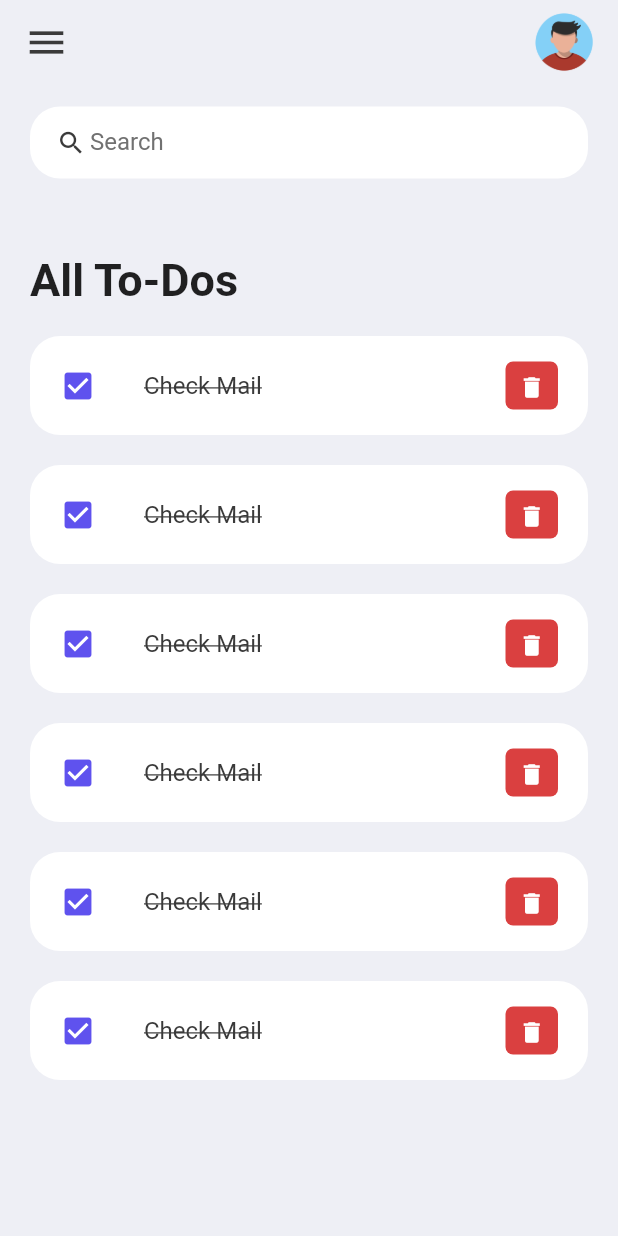
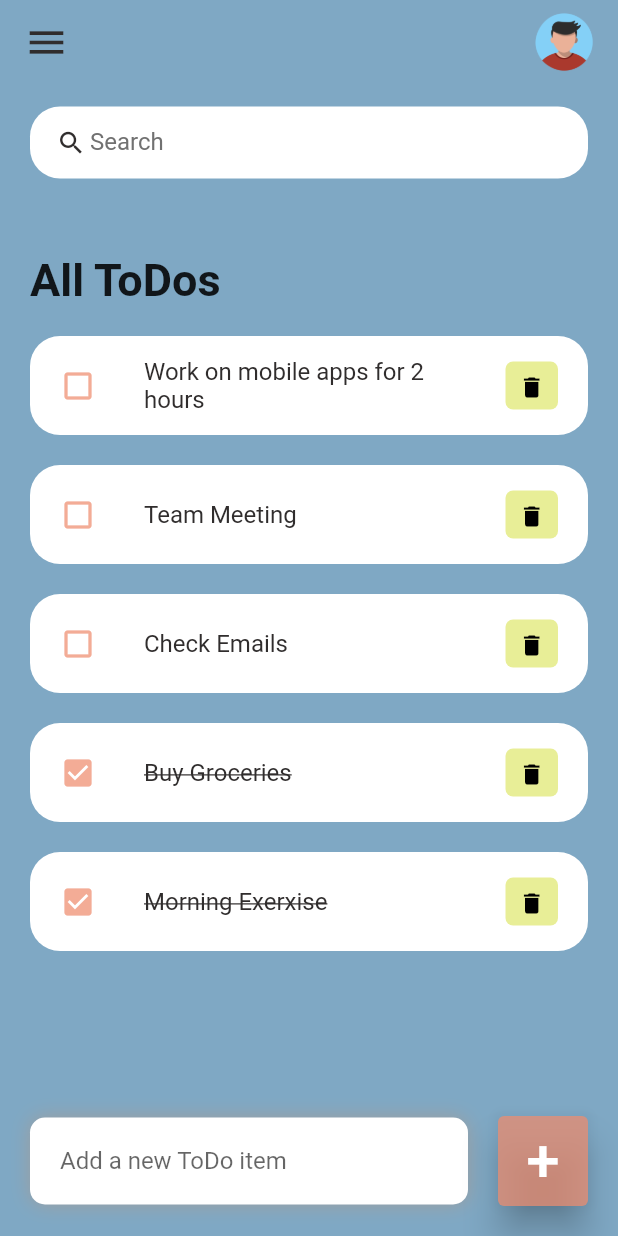
Before and after one commit to KARTIKBANIK/ToDo_App, a Flutter app: the screen it shows after launch, after a tap on the "delete" icon, on a phone screen of 412 x 824 dp. Run offline on Flutter 3.47's test engine with Material 2 defaults, Android fonts, the phone set to English and light mode, and no system bars.

Commit message:
Todo List searching,ToDo Post,ToDo Delete

```diff
--- a/lib/constants/colors.dart
+++ b/lib/constants/colors.dart
@@ -1,9 +1,9 @@
 import 'package:flutter/material.dart';
 
-const Color tdRed = Color(0xFFDA4040);
-const Color tdBlue = Color(0xFF5F52EE);
+const Color tdRed = Color.fromARGB(176, 222, 230, 104);
+const Color tdBlue = Color.fromARGB(186, 238, 141, 111);
 
-const Color tdBlack = Color(0xFF3a3a3a);
+const Color tdBlack = Color.fromARGB(255, 48, 45, 45);
 const Color tdGrey = Color(0xFF717171);
 
-const Color tdBGColor = Color(0xFFEEEFF5);
+const Color tdBGColor = Color.fromARGB(255, 127, 168, 196);
--- a/lib/screens/home_page.dart
+++ b/lib/screens/home_page.dart
@@ -4,17 +4,34 @@ import '../model/todo_model.dart';
 import '../widgets/search_box.dart';
 import '../widgets/todo_items.dart';
 
-class HomePage extends StatelessWidget {
+class HomePage extends StatefulWidget {
   HomePage({super.key});
 
+  @override
+  State<HomePage> createState() => _HomePageState();
+}
+
+class _HomePageState extends State<HomePage> {
   final todoList = ToDo.todoList();
+
+  List<ToDo> _foundToDo = [];
+  final _todoController = TextEditingController();
+
+  @override
+  void initState() {
+    _foundToDo = todoList;
+    // TODO: implement initState
+    super.initState();
+  }
 
   @override
   Widget build(BuildContext context) {
     return Scaffold(
       backgroundColor: tdBGColor,
       appBar: _buildAppBar(),
-      body: Container(
+      body: Stack(
+        children: [
+          Container(
             padding: EdgeInsets.symmetric(horizontal: 20.0, vertical: 15.0),
             child: Column(
               children: [
@@ -25,16 +42,142 @@ class HomePage extends StatelessWidget {
                       Container(
                         margin: EdgeInsets.only(top: 50, bottom: 20),
                         child: Text(
-                      "All To-Dos",
-                      style:
-                          TextStyle(fontSize: 30, fontWeight: FontWeight.bold),
+                          "All ToDos",
+                          style: TextStyle(
+                              fontSize: 30, fontWeight: FontWeight.bold),
                         ),
                       ),
-                  for (ToDo todo in todoList) ToDoItems(todo: todo)
+                      for (ToDo todo in _foundToDo.reversed)
+                        ToDoItems(
+                          todo: todo,
+                          onToDoChanged: _handelToDoChange,
+                          onDeleteItem: _deleteToDoItem,
+                        ),
                     ],
                   ),
                 ),
               ],
+            ),
+          ),
+          Align(
+            alignment: Alignment.bottomCenter,
+            child: Row(
+              children: [
+                Expanded(
+                  child: Container(
+                    margin: EdgeInsets.only(bottom: 20, left: 20, right: 20),
+                    padding:
+                        EdgeInsets.symmetric(horizontal: 20.0, vertical: 5.0),
+                    decoration: BoxDecoration(
+                      color: Colors.white,
+                      boxShadow: const [
+                        BoxShadow(
+                            color: Colors.grey,
+                            offset: Offset(0.0, 0.0),
+                            blurRadius: 10.0,
+                            spreadRadius: 0.0),
+                      ],
+                      borderRadius: BorderRadius.circular(10),
+                    ),
+                    child: TextField(
+                      controller: _todoController,
+                      decoration: InputDecoration(
+                        hintText: "Add a new ToDo item",
+                        border: InputBorder.none,
+                      ),
+                    ),
+                  ),
+                ),
+                Container(
+                  margin: EdgeInsets.only(bottom: 20, right: 20),
+                  child: ElevatedButton(
+                    onPressed: () {
+                      _addToDoItem(_todoController.text);
+                    },
+                    child: Text(
+                      "+",
+                      style: TextStyle(fontSize: 40.0),
+                    ),
+                    style: ElevatedButton.styleFrom(
+                      primary: tdBlue,
+                      minimumSize: Size(60, 60),
+                      elevation: 10.0,
+                    ),
+                  ),
+                )
+              ],
+            ),
+          )
+        ],
+      ),
+    );
+  }
+
+//Select Items
+  void _handelToDoChange(ToDo toDo) {
+    setState(() {
+      toDo.isDone = !toDo.isDone;
+    });
+  }
+
+//delete items
+  void _deleteToDoItem(String id) {
+    setState(() {
+      todoList.removeWhere((item) => item.id == id);
+    });
+  }
+
+  //Add Items
+  void _addToDoItem(String todo) {
+    setState(() {
+      todoList.add(
+        ToDo(
+          id: DateTime.now().microsecondsSinceEpoch.toString(),
+          todotext: todo,
+        ),
+      );
+    });
+    _todoController.clear();
+  }
+
+  //Search ToDo from ToDo list..
+  void _runFilter(String enterKeyWord) {
+    List<ToDo> results = [];
+    if (enterKeyWord.isEmpty) {
+      results = todoList;
+    } else {
+      results = todoList
+          .where((item) =>
+              item.todotext!.toLowerCase().contains(enterKeyWord.toLowerCase()))
+          .toList();
+    }
+    setState(() {
+      _foundToDo = results;
+    });
+  }
+
+  Widget searchBox() {
+    return Container(
+      padding: EdgeInsets.symmetric(horizontal: 15),
+      decoration: BoxDecoration(
+        color: Colors.white,
+        borderRadius: BorderRadius.circular(20),
+      ),
+      child: TextField(
+        onChanged: (value) => _runFilter(value),
+        decoration: InputDecoration(
+          contentPadding: EdgeInsets.all(0.0),
+          prefixIcon: Icon(
+            Icons.search,
+            color: tdBlack,
+            size: 20,
+          ),
+          prefixIconConstraints: BoxConstraints(maxHeight: 20, minWidth: 25),
+          border: InputBorder.none,
+          hintText: "Search",
+          hintStyle: TextStyle(
+            color: tdGrey,
+          ),
         ),
       ),
     );
--- a/lib/widgets/search_box.dart
+++ b/lib/widgets/search_box.dart
@@ -1,28 +1,29 @@
-import 'package:flutter/material.dart';
-import 'package:todo_app/constants/colors.dart';
+// import 'package:flutter/material.dart';
+// import 'package:todo_app/constants/colors.dart';
 
-Widget searchBox() {
-  return Container(
-    padding: EdgeInsets.symmetric(horizontal: 15),
-    decoration: BoxDecoration(
-      color: Colors.white,
-      borderRadius: BorderRadius.circular(20),
-    ),
-    child: TextField(
-      decoration: InputDecoration(
-        contentPadding: EdgeInsets.all(0.0),
-        prefixIcon: Icon(
-          Icons.search,
-          color: tdBlack,
-          size: 20,
-        ),
-        prefixIconConstraints: BoxConstraints(maxHeight: 20, minWidth: 25),
-        border: InputBorder.none,
-        hintText: "Search",
-        hintStyle: TextStyle(
-          color: tdGrey,
-        ),
-      ),
-    ),
-  );
-}
+// Widget searchBox() {
+//   return Container(
+//     padding: EdgeInsets.symmetric(horizontal: 15),
+//     decoration: BoxDecoration(
+//       color: Colors.white,
+//       borderRadius: BorderRadius.circular(20),
+//     ),
+//     child: TextField(
+//       onChanged: (value) => _runFilter(value),
+//       decoration: InputDecoration(
+//         contentPadding: EdgeInsets.all(0.0),
+//         prefixIcon: Icon(
+//           Icons.search,
+//           color: tdBlack,
+//           size: 20,
+//         ),
+//         prefixIconConstraints: BoxConstraints(maxHeight: 20, minWidth: 25),
+//         border: InputBorder.none,
+//         hintText: "Search",
+//         hintStyle: TextStyle(
+//           color: tdGrey,
+//         ),
+//       ),
+//     ),
+//   );
+// }
--- a/lib/widgets/todo_items.dart
+++ b/lib/widgets/todo_items.dart
@@ -4,7 +4,13 @@ import 'package:todo_app/model/todo_model.dart';
 
 class ToDoItems extends StatelessWidget {
   final ToDo todo;
-  ToDoItems({required this.todo});
+  final onToDoChanged;
+  final onDeleteItem;
+
+  ToDoItems(
+      {required this.todo,
+      required this.onToDoChanged,
+      required this.onDeleteItem});
 
   @override
   Widget build(BuildContext context) {
@@ -12,20 +18,22 @@ class ToDoItems extends StatelessWidget {
       margin: EdgeInsets.only(bottom: 20),
       child: ListTile(
         onTap: () {
-          print("Click on ToDo Items");
+          onToDoChanged(todo);
         },
         shape: RoundedRectangleBorder(
           borderRadius: BorderRadius.circular(20.0),
         ),
         contentPadding: EdgeInsets.symmetric(horizontal: 20, vertical: 5),
         tileColor: Colors.white,
-        leading: Icon(Icons.check_box, color: tdBlue),
+        leading: Icon(
+            todo.isDone ? Icons.check_box : Icons.check_box_outline_blank,
+            color: tdBlue),
         title: Text(
-          "Check Mail",
+          todo.todotext!,
           style: TextStyle(
             fontSize: 16,
             color: tdBlack,
-            decoration: TextDecoration.lineThrough,
+            decoration: todo.isDone ? TextDecoration.lineThrough : null,
           ),
         ),
         trailing: Container(
@@ -39,9 +47,9 @@ class ToDoItems extends StatelessWidget {
           ),
           child: IconButton(
             onPressed: () {
-              print("Delete ToDo Items");
+              onDeleteItem(todo.id);
             },
-            color: Colors.white,
+            color: Colors.black,
             iconSize: 18,
             icon: Icon(Icons.delete),
           ),
```
Lines whose indentation alone changed are shown as unchanged.
